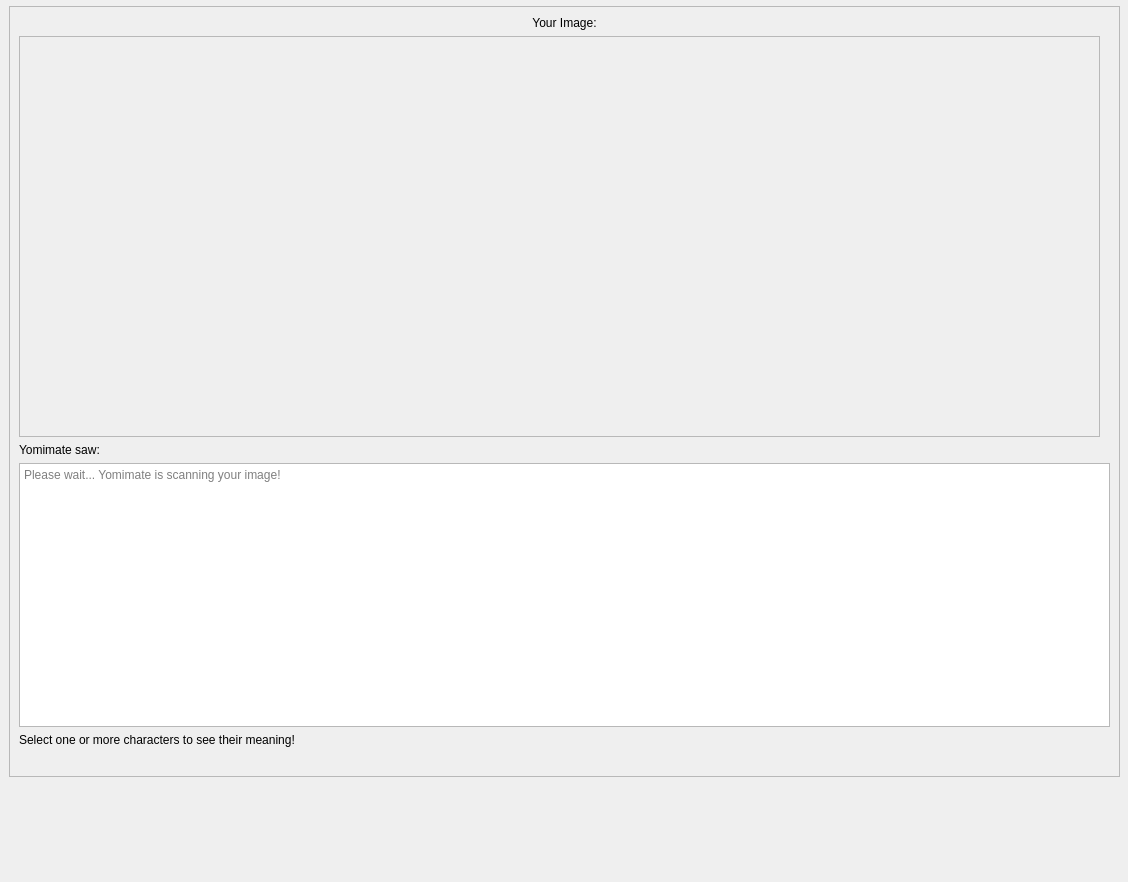
The window that templates/ocr.ui (siepenmaru/yomimate) describes before a commit, drawn with Qt 5.
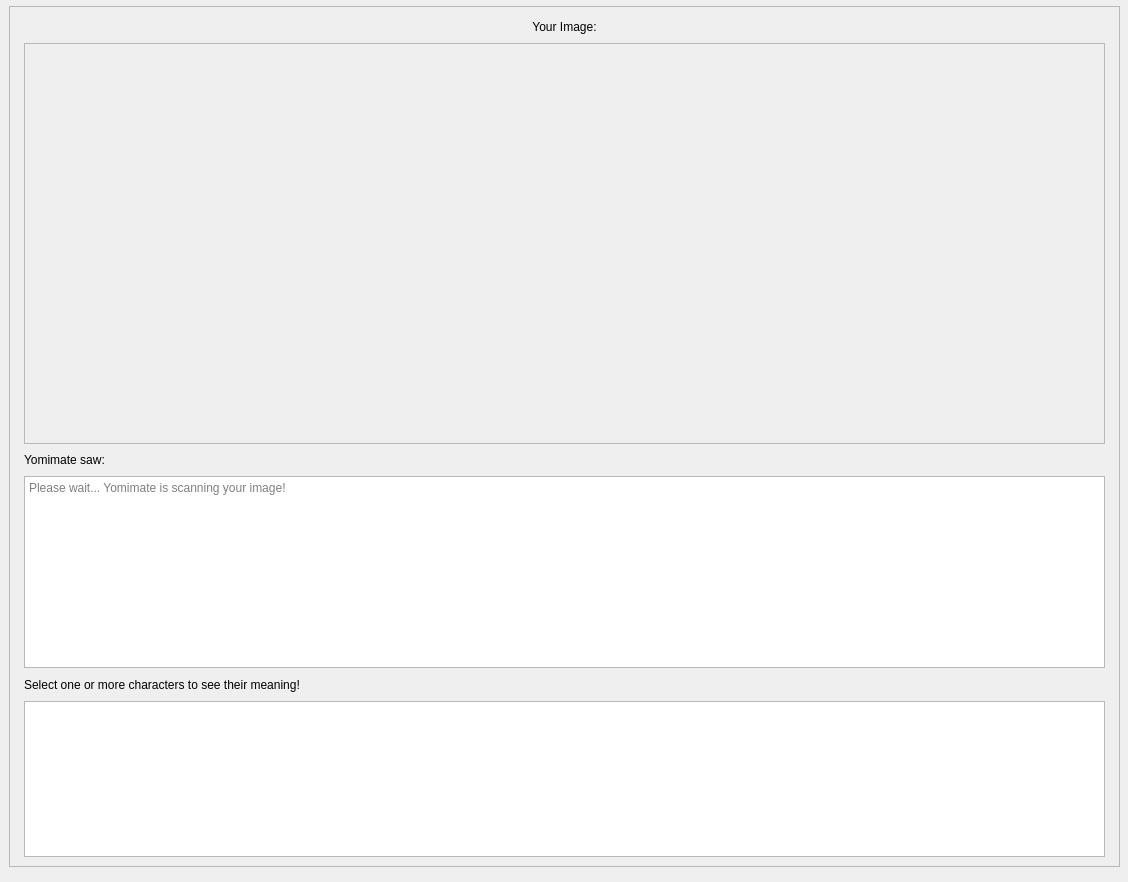
The same window after the commit. Icons and pictures are not drawn.

Commit message: fix: enable scrolling in dictionary entry textbox

Diff of the .ui file:
```diff
--- a/templates/ocr.ui
+++ b/templates/ocr.ui
@@ -19,11 +19,11 @@
      <x>9</x>
      <y>6</y>
      <width>1111</width>
-     <height>771</height>
+     <height>861</height>
     </rect>
    </property>
    <property name="sizePolicy">
-    <sizepolicy hsizetype="Fixed" vsizetype="Fixed">
+    <sizepolicy hsizetype="Maximum" vsizetype="Maximum">
      <horstretch>0</horstretch>
      <verstretch>0</verstretch>
     </sizepolicy>
@@ -43,12 +43,18 @@
       <x>0</x>
       <y>0</y>
       <width>1107</width>
-      <height>767</height>
+      <height>857</height>
      </rect>
     </property>
     <layout class="QGridLayout" name="gridLayout">
      <item row="0" column="0">
       <widget class="QLabel" name="imageInfoLabel">
+       <property name="maximumSize">
+        <size>
+         <width>16777215</width>
+         <height>33</height>
+        </size>
+       </property>
        <property name="text">
         <string>Your Image:</string>
        </property>
@@ -59,6 +65,27 @@
      </item>
      <item row="3" column="0">
       <widget class="QTextEdit" name="ocrOutputLabel">
+       <property name="enabled">
+        <bool>true</bool>
+       </property>
+       <property name="sizePolicy">
+        <sizepolicy hsizetype="Preferred" vsizetype="Minimum">
+         <horstretch>0</horstretch>
+         <verstretch>0</verstretch>
+        </sizepolicy>
+       </property>
+       <property name="minimumSize">
+        <size>
+         <width>0</width>
+         <height>192</height>
+        </size>
+       </property>
+       <property name="maximumSize">
+        <size>
+         <width>16777215</width>
+         <height>192</height>
+        </size>
+       </property>
        <property name="readOnly">
         <bool>true</bool>
        </property>
@@ -96,8 +123,8 @@
        <widget class="QWidget" name="scrollAreaWidgetContents">
         <property name="geometry">
          <rect>
-          <x>-236</x>
-          <y>-218</y>
+          <x>0</x>
+          <y>0</y>
           <width>1292</width>
           <height>732</height>
          </rect>
@@ -105,6 +132,18 @@
         <layout class="QGridLayout" name="gridLayout_2">
          <item row="0" column="0">
           <widget class="QLabel" name="outImage">
+           <property name="sizePolicy">
+            <sizepolicy hsizetype="Expanding" vsizetype="Expanding">
+             <horstretch>0</horstretch>
+             <verstretch>0</verstretch>
+            </sizepolicy>
+           </property>
+           <property name="maximumSize">
+            <size>
+             <width>16777215</width>
+             <height>16777215</height>
+            </size>
+           </property>
            <property name="text">
             <string/>
            </property>
@@ -128,6 +167,12 @@
      </item>
      <item row="2" column="0">
       <widget class="QLabel" name="label">
+       <property name="maximumSize">
+        <size>
+         <width>16777215</width>
+         <height>33</height>
+        </size>
+       </property>
        <property name="text">
         <string>Yomimate saw:</string>
        </property>
@@ -135,15 +180,30 @@
      </item>
      <item row="4" column="0">
       <widget class="QLabel" name="helpText">
+       <property name="maximumSize">
+        <size>
+         <width>16777215</width>
+         <height>33</height>
+        </size>
+       </property>
        <property name="text">
         <string>Select one or more characters to see their meaning!</string>
        </property>
       </widget>
      </item>
      <item row="5" column="0">
-      <widget class="QLabel" name="translation">
-       <property name="text">
-        <string/>
+      <widget class="QTextEdit" name="translation">
+       <property name="sizePolicy">
+        <sizepolicy hsizetype="Fixed" vsizetype="Fixed">
+         <horstretch>0</horstretch>
+         <verstretch>0</verstretch>
+        </sizepolicy>
+       </property>
+       <property name="maximumSize">
+        <size>
+         <width>1095</width>
+         <height>156</height>
+        </size>
        </property>
       </widget>
      </item>
```
Left out of the diff: 2 changed lines with no effect on the pictures.
